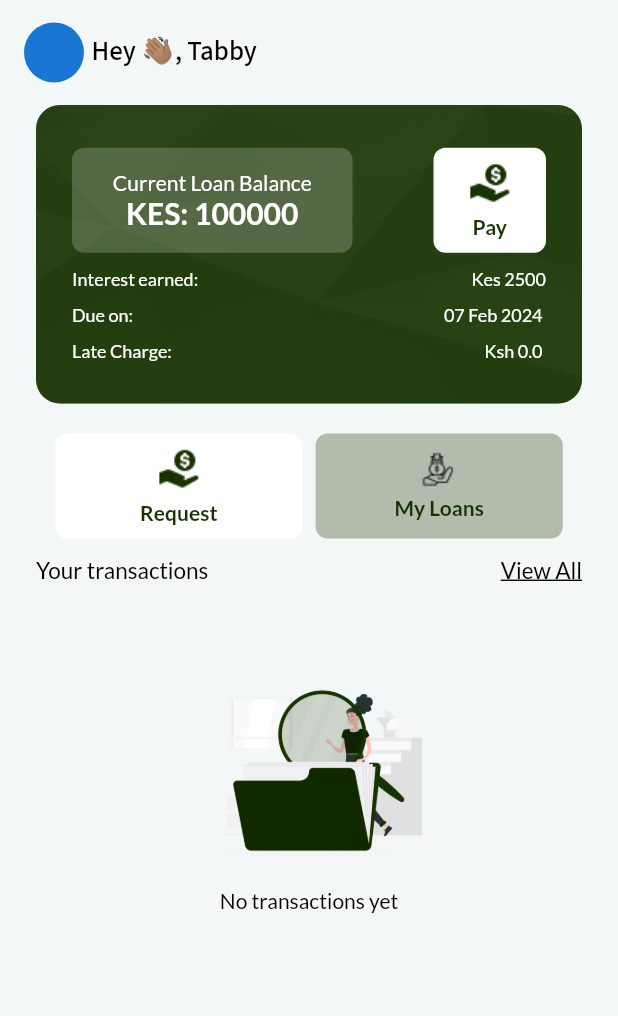
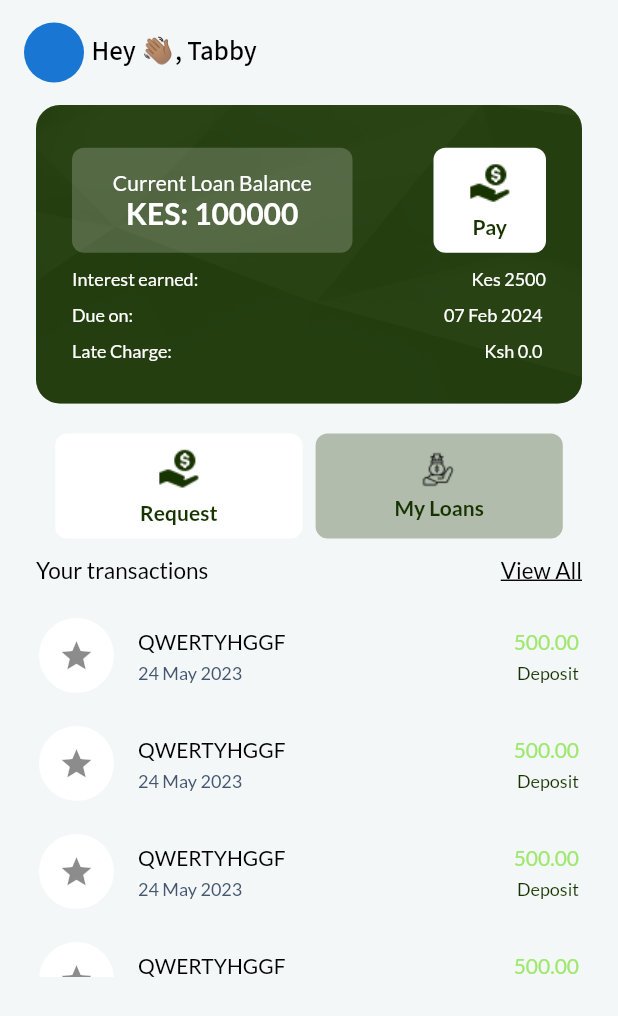
Before and after one commit to Tabithamutinda/Nipee, a Flutter app: the HomePage screen opened directly, on a phone screen of 412 x 824 dp. Shown: the top 1016 px of the screen. Run offline on Flutter 3.47's test engine with Material 2 defaults, Android fonts, the phone set to English and light mode, and no system bars; our stand-ins replace flutter_bloc, flutter_form_builder, flutter_profile_picture, google_fonts.

Commit message:
Add transactions list

```diff
--- a/lib/Pages/homePage.dart
+++ b/lib/Pages/homePage.dart
@@ -42,7 +42,7 @@ class _HomePageState extends State<HomePage> {
           ),
         ),
       ),
-      body: Column(
+      body: ListView(
         children: <Widget>[
           _buildLoanCard(),
           const SizedBox(
@@ -270,24 +270,71 @@ class _HomePageState extends State<HomePage> {
 
   _buildLoanExamples() {
     return Padding(
-      padding: EdgeInsets.only(
-          right: 24, left: 24, top: MediaQuery.of(context).size.height * 0.05),
-      child: Center(
+      padding: const EdgeInsets.only(
+          right: 10, left: 10,),
+      child: SizedBox(
+        height: 250,
         child: Column(
+          crossAxisAlignment: CrossAxisAlignment.start,
           children: [
-            Image.asset(
-              'assets/images/empty-state.png',
-              height: 150,
-              width: 150,
+            Expanded(
+                     child: ListView(
+                         physics: const AlwaysScrollableScrollPhysics(),
+                         children: List.generate(5, (index) {
+                           return ListTile(
+                             leading: Container(
+                               width: 50,
+                               height: 50,
+                               decoration: BoxDecoration(
+                                   borderRadius: BorderRadius.circular(100),
+                                   color: AppColors.white),
+                               child: const Icon(Icons.star),
                              ),
+                             title: Row(
+                               mainAxisAlignment: MainAxisAlignment.spaceBetween,
+                               children: [
                                  Text(
-              'No transactions yet',
+                                   'QWERTYHGGF',
                                    style: GoogleFonts.lato(
                                      fontSize: 14,
                                      color: AppColors.black,
+                                     fontWeight: FontWeight.w500,
+                                   ),
+                                 ),
+                                 Text(
+                                   '500.00',
+                                   style: GoogleFonts.lato(
+                                     fontSize: 14,
+                                     color: AppColors.green,
                                      fontWeight: FontWeight.w400,
                                    ),
                                  )
+                               ],
+                             ),
+                             subtitle: Row(
+                               mainAxisAlignment: MainAxisAlignment.spaceBetween,
+                               children: [
+                                 Text(
+                                   '24 May 2023',
+                                   style: GoogleFonts.lato(
+                                     fontSize: 12,
+                                     color: AppColors.subtitle,
+                                     fontWeight: FontWeight.w400,
+                                   ),
+                                 ),
+                                 Text(
+                                   'Deposit',
+                                   style: GoogleFonts.lato(
+                                     fontSize: 12,
+                                     color: AppColors.darkGreen,
+                                     fontWeight: FontWeight.w400,
+                                   ),
+                                 )
+                               ],
+                             ),
+                           );
+                         })),
+                   ),
           ],
         ),
       ),
```
Lines whose indentation alone changed are shown as unchanged.
